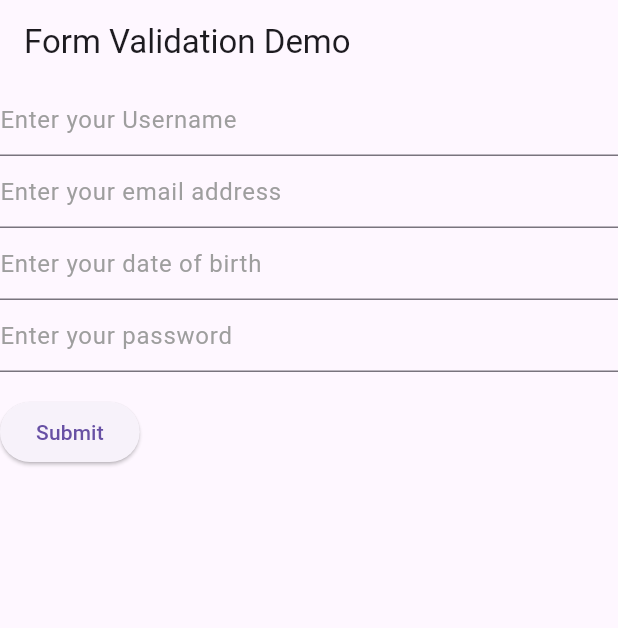
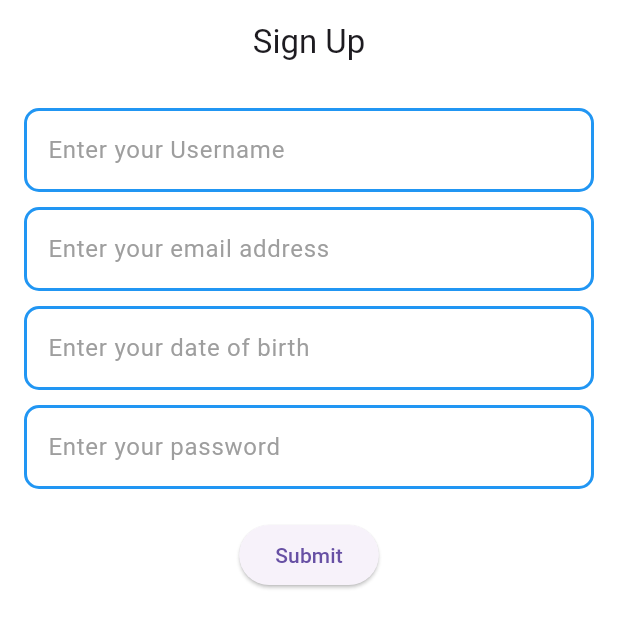
Before and after one commit to TJs87474/Signup_Page, a Flutter app: the screen it shows after launch, on a phone screen of 412 x 824 dp. Shown: the top 628 px of the screen. Run offline on Flutter 3.47's test engine with Material 3 defaults, Android fonts, the phone set to English and light mode, and no system bars.

Commit message:
More UI changes

```diff
--- a/lib/main.dart
+++ b/lib/main.dart
@@ -1,5 +1,4 @@
 import 'package:flutter/material.dart';
-
 import 'confirmation.dart';
 
 void main() => runApp(const MyApp());
@@ -9,15 +8,27 @@ class MyApp extends StatelessWidget {
 
   @override
   Widget build(BuildContext context) {
-    const appTitle = 'Form Validation Demo';
+    const appTitle = 'Sign Up';
+
+
 
     return MaterialApp(
        title: appTitle,
+
+      theme: ThemeData(
+
+        scaffoldBackgroundColor: Colors.white
+      ),
       home: Scaffold(
         appBar: AppBar(
           title: const Text(appTitle),
+          centerTitle: true,
+          backgroundColor: Colors.white,
         ),
-        body: const MyCustomForm(),
+        body: const Padding(
+          padding: EdgeInsets.all(16.0), // Adds padding around the form
+          child: MyCustomForm(),
+        ),
       ),
     );
   }
@@ -53,8 +64,15 @@ class MyCustomFormState extends State<MyCustomForm> {
         children: [
           TextFormField(
             decoration: InputDecoration(
+              enabledBorder: OutlineInputBorder(
+                borderRadius: BorderRadius.circular(10.0),
+                borderSide: const BorderSide(
+                  color: Colors.blue,
+                  width: 2.0, // Adjusted width for a thicker border
+                ),
+              ),
               hintText: 'Enter your Username',
-             hintStyle: TextStyle(color: Colors.grey),
+              hintStyle: const TextStyle(color: Colors.grey),
             ),
             // The validator receives the text that the user has entered.
             validator: (value) {
@@ -64,10 +82,19 @@ class MyCustomFormState extends State<MyCustomForm> {
               return null;
             },
           ),
+          const SizedBox(height: 10), // Adds spacing between fields
+
           TextFormField(
             decoration: InputDecoration(
+              enabledBorder: OutlineInputBorder(
+                borderRadius: BorderRadius.circular(10.0),
+                borderSide: const BorderSide(
+                  color: Colors.blue,
+                  width: 2.0, // Adjusted width for a thicker border
+                ),
+              ),
               hintText: 'Enter your email address',
-             hintStyle: TextStyle(color: Colors.grey),
+              hintStyle: const TextStyle(color: Colors.grey),
             ),
             // The validator receives the text that the user has entered.
             validator: (value) {
@@ -77,10 +104,19 @@ class MyCustomFormState extends State<MyCustomForm> {
               return null;
             },
           ),
+          const SizedBox(height: 10),
+
           TextFormField(
             decoration: InputDecoration(
+              enabledBorder: OutlineInputBorder(
+                borderRadius: BorderRadius.circular(10.0),
+                borderSide: const BorderSide(
+                  color: Colors.blue,
+                  width: 2.0, // Adjusted width for a thicker border
+                ),
+              ),
               hintText: 'Enter your date of birth',
-             hintStyle: TextStyle(color: Colors.grey),
+              hintStyle: const TextStyle(color: Colors.grey),
             ),
             // The validator receives the text that the user has entered.
             validator: (value) {
@@ -90,10 +126,20 @@ class MyCustomFormState extends State<MyCustomForm> {
               return null;
             },
           ),
+          const SizedBox(height: 10),
+
           TextFormField(
+            obscureText: true, // Hides the password input
             decoration: InputDecoration(
+              enabledBorder: OutlineInputBorder(
+                borderRadius: BorderRadius.circular(10.0),
+                borderSide: const BorderSide(
+                  color: Colors.blue,
+                  width: 2.0, // Adjusted width for a thicker border
+                ),
+              ),
               hintText: 'Enter your password',
-             hintStyle: TextStyle(color: Colors.grey),
+              hintStyle: const TextStyle(color: Colors.grey),
             ),
             // The validator receives the text that the user has entered.
             validator: (value) {
@@ -103,9 +149,9 @@ class MyCustomFormState extends State<MyCustomForm> {
               return null;
             },
           ),
+          const SizedBox(height: 20), // Adds spacing before the submit button
 
-          Padding(
-            padding: const EdgeInsets.symmetric(vertical: 16),
+          Center(
             child: ElevatedButton(
               onPressed: () {
                 // Validate returns true if the form is valid, or false otherwise.
@@ -119,12 +165,11 @@ class MyCustomFormState extends State<MyCustomForm> {
                   Navigator.push(
                     context,
                     MaterialPageRoute(
-                      builder: (context) =>  Confirmation(),
+                      builder: (context) => Confirmation(),
                     ),
                   );
                 }
               },
-
               child: const Text('Submit'),
             ),
           ),
```
Lines whose indentation alone changed are shown as unchanged.
